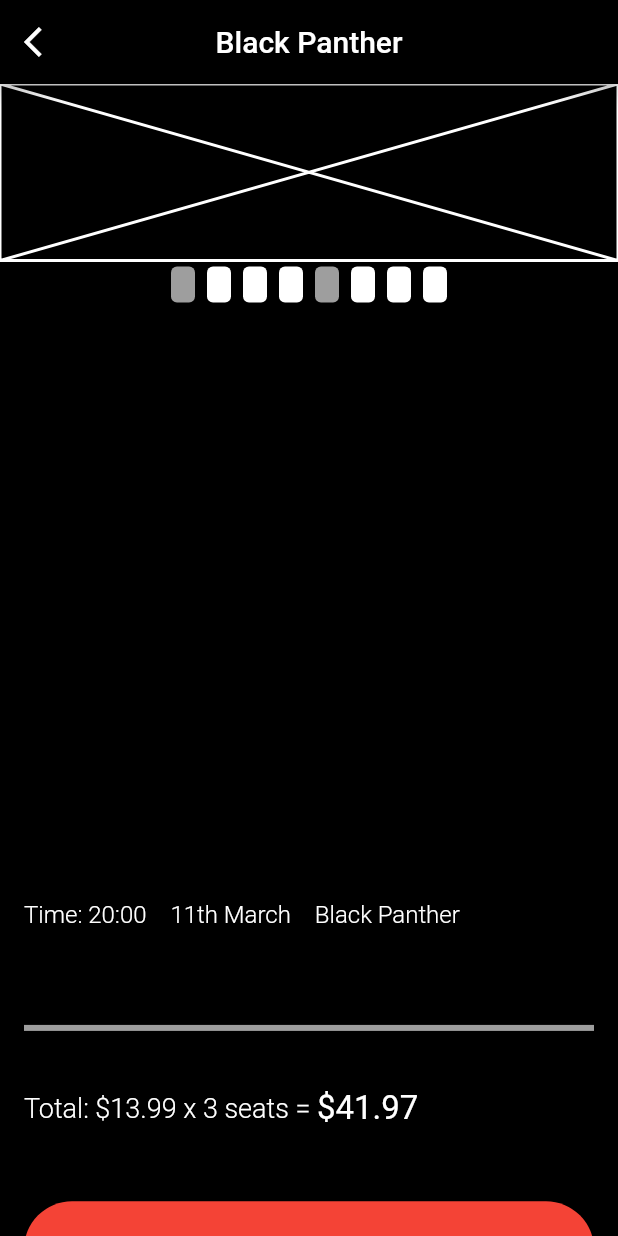
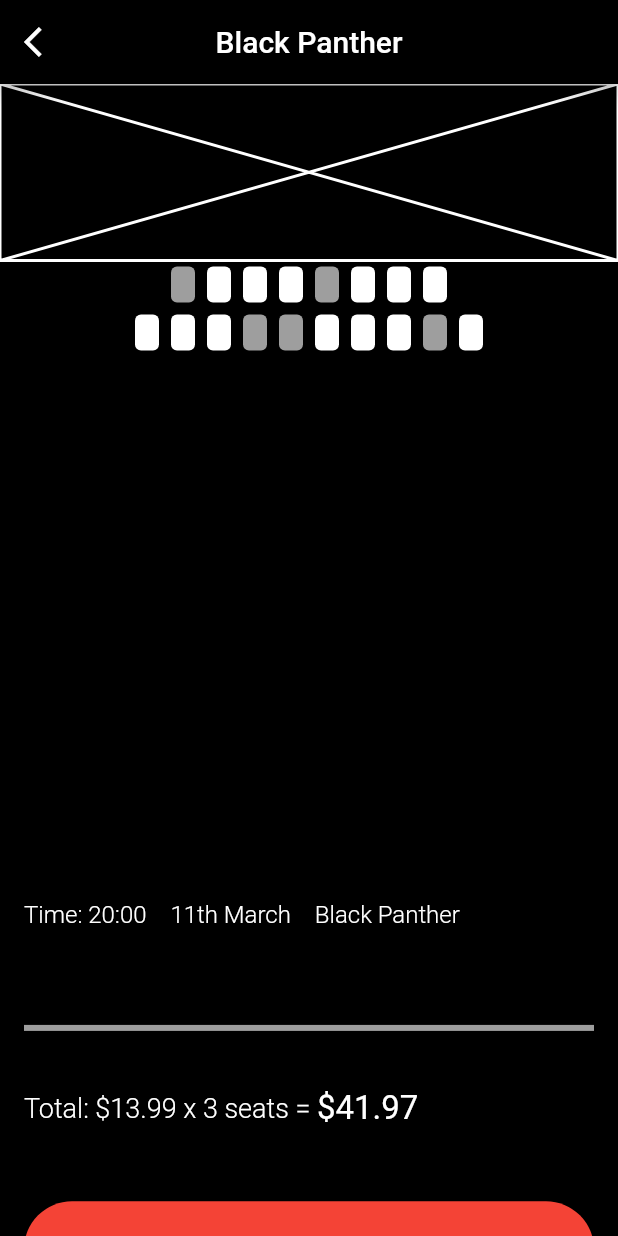
Before and after one commit to JAICHANGPARK/flutter_notebook_8th_story, a Flutter app: the screen it shows after launch, on a phone screen of 412 x 824 dp. Run offline on Flutter 3.47's test engine with Material 2 defaults, Android fonts, the phone set to English and light mode, and no system bars; our stand-ins replace badges, flutter_hooks, google_fonts, hooks_riverpod, state_notifier.

Commit message:
Update cinema_app.dart

```diff
--- a/lib/ep574_cinema_app/cinema_app.dart
+++ b/lib/ep574_cinema_app/cinema_app.dart
@@ -85,6 +85,38 @@ class _ReservePageState extends State<ReservePage> {
                               width: 16,
                               decoration: BoxDecoration(
                                   color: chiarColor(chairRow1[index].reserveState), borderRadius: BorderRadius.circular(4)),
+                            ),
+                          );
+                        }),
+                  ),
+                  Container(
+                    height: 32,
+                    child: ListView.builder(
+                        scrollDirection: Axis.horizontal,
+                        shrinkWrap: true,
+                        itemCount: chairRow2.length,
+                        itemBuilder: (context, index) {
+                          return GestureDetector(
+                            onTap: () {
+                              if (chairRow2[index].reserveState == ReserveState.reserved) {
+                                return;
+                              }
+                              if (chairRow2[index].reserveState == ReserveState.available) {
+                                setState(() {
+                                  chairRow2[index].reserveState = ReserveState.selected;
+                                });
+                              } else {
+                                setState(() {
+                                  chairRow2[index].reserveState = ReserveState.available;
+                                });
+                              }
+                            },
+                            child: Container(
+                              margin: EdgeInsets.all(4),
+                              height: 28,
+                              width: 16,
+                              decoration: BoxDecoration(
+                                  color: chiarColor(chairRow2[index].reserveState), borderRadius: BorderRadius.circular(4)),
                             ),
                           );
                         }),
```
